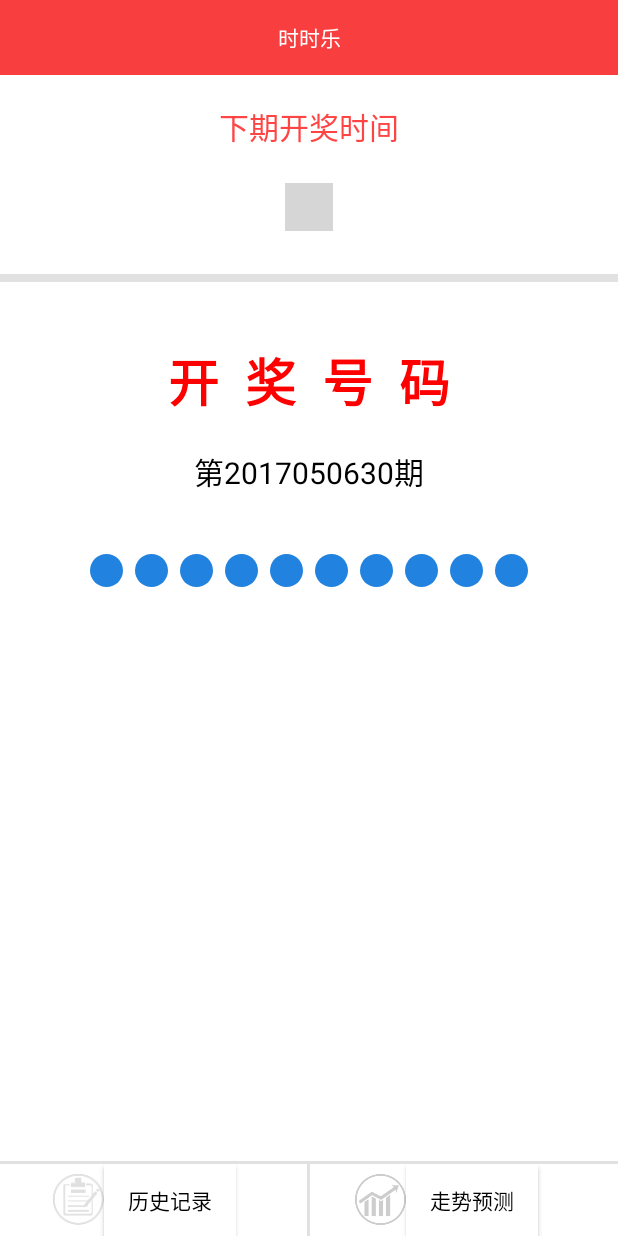
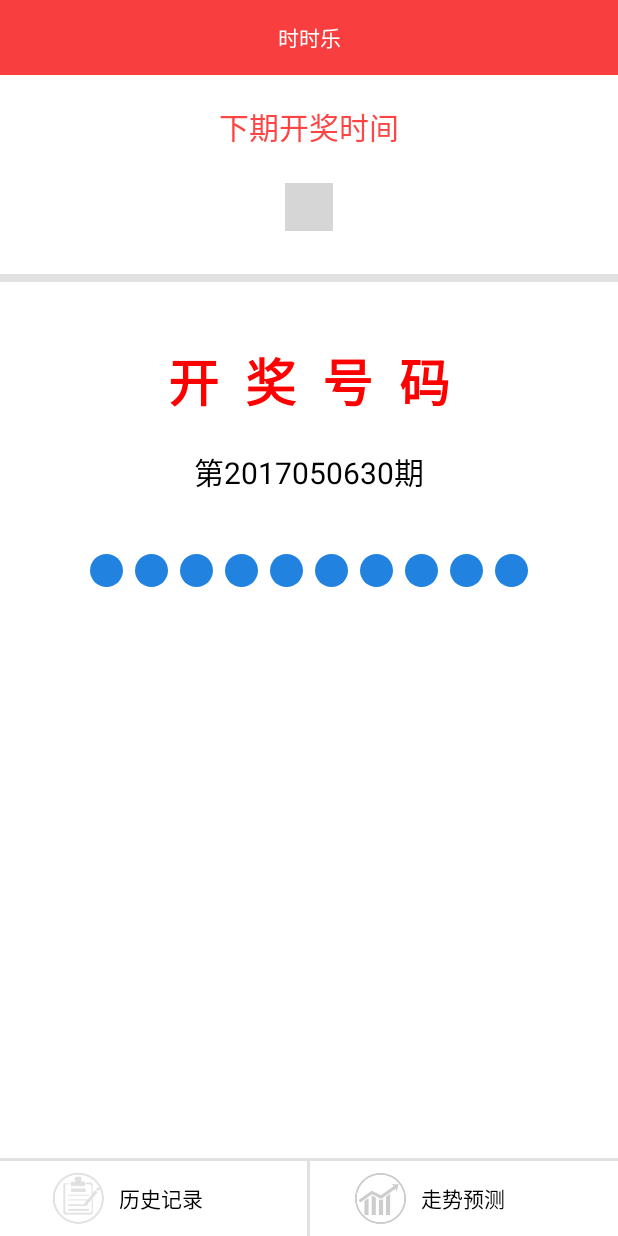
Before and after one commit to Shaohuo/ShiShiLe, an Android app: the LotteryActivity screen opened directly, with no data from a screen before it, on a phone screen of 412 x 824 dp. Run offline under Robolectric (Android 15) with nearby library versions, the light colour scheme and no system bars; our stand-ins replace EventBus; libraries missing offline, so code that uses them is left out: cn.iwgang.countdownview; plain views replace CountdownView; 2 statements that could not run were skipped; grey boxes are pictures that could not be loaded.

```diff
--- a/app/src/main/res/layout/activity_lottery.xml
+++ b/app/src/main/res/layout/activity_lottery.xml
@@ -197,7 +197,7 @@
 
         <LinearLayout
             android:layout_width="wrap_content"
-            android:layout_height="match_parent"
+            android:layout_height="50dp"
             android:layout_weight="1"
             android:orientation="horizontal"
             >
@@ -208,12 +208,14 @@
                 android:layout_gravity="center_vertical"
                 android:layout_marginLeft="30dp"
                 />
-            <Button
+            <TextView
                 android:layout_width="wrap_content"
-                android:layout_height="wrap_content"
+                android:layout_height="match_parent"
                 android:background="#ffff"
                 android:text="历史记录"
                 android:textColor="#000000"
+                android:gravity="center"
+                android:layout_marginLeft="10dp"
                 />
         </LinearLayout>
         <LinearLayout
@@ -225,7 +227,7 @@
 
         <LinearLayout
             android:layout_width="wrap_content"
-            android:layout_height="match_parent"
+            android:layout_height="50dp"
             android:layout_weight="1"
             android:orientation="horizontal">
             <ImageView
@@ -235,12 +237,14 @@
                 android:layout_gravity="center_vertical"
                 android:layout_marginLeft="30dp"
                 />
-            <Button
+            <TextView
                 android:layout_width="wrap_content"
-                android:layout_height="wrap_content"
+                android:layout_height="match_parent"
                 android:background="#ffff"
                 android:text="走势预测"
                 android:textColor="#000000"
+                android:gravity="center"
+                android:layout_marginLeft="10dp"
                 />
         </LinearLayout>
 
```
